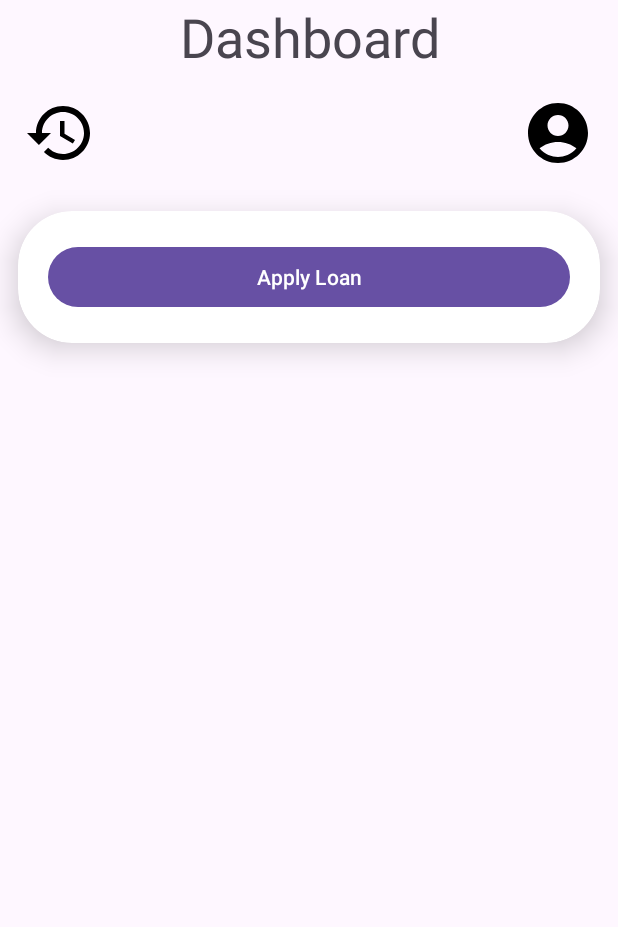
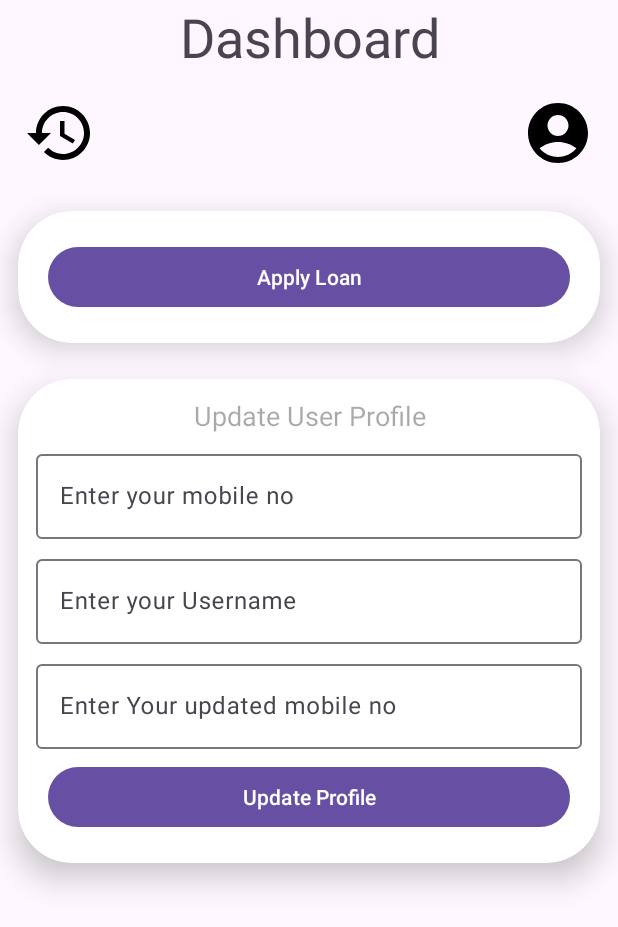
Before and after one commit to shubhamdevgupta/Loan-Application, an Android app: the screen it shows after launch (DashboardActivity), after a tap on an icon or button, on a phone screen of 412 x 824 dp. Shown: the top 927 px of the screen. Run offline under Robolectric (Android 15) with nearby library versions, the phone set to English and light mode, and no system bars.

Commit message:
update profile api integrated

```diff
--- a/app/src/main/java/com/androiddev/loanapplication/activity/LoanActivity.kt
+++ b/app/src/main/java/com/androiddev/loanapplication/activity/LoanActivity.kt
@@ -52,6 +52,8 @@ class LoanActivity : AppCompatActivity() {
                 progressDialog.setMessage("Loading ...")
                 progressDialog.setCancelable(false) // blocks UI interaction
                 progressDialog.show()
+            }else if(!isLoading){
+                progressDialog.dismiss()
             }
         }
 
@@ -62,7 +64,6 @@ class LoanActivity : AppCompatActivity() {
         loanViewmodel.loanData.observe(this) { response ->
             if (response.message.equals("Loan application submitted")) {
                 Toast.makeText(this, "Loan Applied Succesfully", Toast.LENGTH_SHORT).show()
-                progressDialog.dismiss()
                 finish()
             } else {
                 Toast.makeText(this, "User not found", Toast.LENGTH_SHORT).show()
--- a/app/src/main/java/com/androiddev/loanapplication/activity/SigninActivity.kt
+++ b/app/src/main/java/com/androiddev/loanapplication/activity/SigninActivity.kt
@@ -45,6 +45,8 @@ class SigninActivity : AppCompatActivity() {
                 progressDialog.setMessage("Loading ...")
                 progressDialog.setCancelable(false) // blocks UI interaction
                 progressDialog.show()
+            }else if(!isLoading){
+                progressDialog.dismiss()
             }
         }
 
@@ -55,7 +57,6 @@ class SigninActivity : AppCompatActivity() {
         }
 
         signinViewmodel.signinData.observe(this) { signinData ->
-            // Display weather data to the UI
             if (signinData.message.equals("Sign In successful")) {
                 startActivity(Intent(this, DashboardActivity::class.java))
             } else {
--- a/app/src/main/java/com/androiddev/loanapplication/network/ApiInterface.kt
+++ b/app/src/main/java/com/androiddev/loanapplication/network/ApiInterface.kt
@@ -25,7 +25,7 @@ interface ApiInterface {
     fun loanHistory(@Query("mobile") mobile: String): Call<loanHistoryResponse>
 
     @POST("/update_profile")
-    fun updateProfile(@Body updateProfile: LoanHistory): Call<CommonResponse>
+    fun updateProfile(@Body updateProfile: UpdateProfile): Call<CommonResponse>
 
 
 }
--- a/app/src/main/java/com/androiddev/loanapplication/network/LoanRequest.kt
+++ b/app/src/main/java/com/androiddev/loanapplication/network/LoanRequest.kt
@@ -10,3 +10,9 @@ class LoanRequest internal constructor(
 class LoanHistory internal constructor(
     val mobile: String
 )
+
+class UpdateProfile internal constructor(
+    val mobile: String,
+    val username: String,
+    val new_mobile: String
+)
--- a/app/src/main/java/com/androiddev/loanapplication/RetrofitInstance.kt
+++ b/app/src/main/java/com/androiddev/loanapplication/network/RetrofitInstance.kt
@@ -1,8 +1,5 @@
-package com.androiddev.loanapplication
+package com.androiddev.loanapplication.network
 
-import com.androiddev.loanapplication.network.ApiInterface
-import okhttp3.Interceptor
-import okhttp3.Interceptor.*
 import okhttp3.OkHttpClient
 import okhttp3.logging.HttpLoggingInterceptor
 import retrofit2.Retrofit
--- a/app/src/main/java/com/androiddev/loanapplication/viewmodel/LoanViewmodel.kt
+++ b/app/src/main/java/com/androiddev/loanapplication/viewmodel/LoanViewmodel.kt
@@ -4,10 +4,11 @@ import android.util.Log
 import androidx.lifecycle.LiveData
 import androidx.lifecycle.MutableLiveData
 import androidx.lifecycle.ViewModel
-import com.androiddev.loanapplication.ApiConfig
 import com.androiddev.loanapplication.model.CommonResponse
 import com.androiddev.loanapplication.model.loanHistoryResponse
+import com.androiddev.loanapplication.network.ApiConfig
 import com.androiddev.loanapplication.network.LoanRequest
+import com.androiddev.loanapplication.network.UpdateProfile
 import retrofit2.Call
 import retrofit2.Callback
 import retrofit2.Response
@@ -29,9 +30,14 @@ class LoanViewmodel : ViewModel() {
     private val _isError = MutableLiveData<Boolean>()
     val isError: LiveData<Boolean> get() = _isError
 
+    //apply loan data
     var mobile: String = ""
     var loan_amount: String = ""
     var loan_duration: String = ""
+
+    //update user profile
+    var username: String = ""
+    var new_mobile: String = ""
 
     var errorMessage: String = ""
 
@@ -96,15 +102,16 @@ class LoanViewmodel : ViewModel() {
         })
     }
 
-    /*
     fun updateProfile() {
         _isLoading.value = true
         _isError.value = false
 
         val client =
-                ApiConfig.getApiService().loanHistory(
-                    LoanHistory(
+            ApiConfig.getApiService().updateProfile(
+                UpdateProfile(
                     mobile = mobile,
+                    username = username,
+                    new_mobile = new_mobile
                 )
             )
         client.enqueue(object : Callback<CommonResponse> {
@@ -114,22 +121,18 @@ class LoanViewmodel : ViewModel() {
                 response: Response<CommonResponse>
             ) {
                 if (response.isSuccessful) {
-                        Log.e("MYTAG", "response " + response.body()?.message)
                     _isLoading.value = false
                     _loanData.postValue(response.body())
                 } else {
-                        onError("Data Processing Error")
+                    onError(response.body()?.message)
                 }
-
             }
-
             override fun onFailure(call: Call<CommonResponse>, t: Throwable) {
                 onError(t.message)
             }
         })
 
     }
-    */
 
     private fun onError(inputMessage: String?) {
 
@@ -138,7 +141,7 @@ class LoanViewmodel : ViewModel() {
             else inputMessage
 
         errorMessage = StringBuilder("ERROR: ")
-            .append("$message some data may not displayed properly").toString()
+            .append("$message ").toString()
 
         _isError.value = true
         _isLoading.value = false
--- a/app/src/main/java/com/androiddev/loanapplication/viewmodel/SignupViewmodel.kt
+++ b/app/src/main/java/com/androiddev/loanapplication/viewmodel/SignupViewmodel.kt
@@ -4,7 +4,7 @@ import android.util.Log
 import androidx.lifecycle.LiveData
 import androidx.lifecycle.MutableLiveData
 import androidx.lifecycle.ViewModel
-import com.androiddev.loanapplication.ApiConfig
+import com.androiddev.loanapplication.network.ApiConfig
 import com.androiddev.loanapplication.model.CommonResponse
 import com.androiddev.loanapplication.network.SigninRequest
 import com.androiddev.loanapplication.network.SignupRequest
--- a/app/src/main/res/layout/activity_dashboard.xml
+++ b/app/src/main/res/layout/activity_dashboard.xml
@@ -111,10 +111,40 @@
                 android:layout_marginTop="8dp">
 
                 <com.google.android.material.textfield.TextInputEditText
-                    android:id="@+id/etupdatmobile"
+                    android:id="@+id/etMobile"
                     android:layout_width="match_parent"
                     android:layout_height="wrap_content"
-                    android:hint="Enter Mobile No To Update Profile" />
+                    android:maxLength="10"
+                    android:inputType="number"
+                    android:hint="Enter your mobile no" />
+
+            </com.google.android.material.textfield.TextInputLayout>
+
+            <com.google.android.material.textfield.TextInputLayout
+                android:layout_width="match_parent"
+                android:layout_height="wrap_content"
+                android:layout_marginTop="8dp">
+
+                <com.google.android.material.textfield.TextInputEditText
+                    android:id="@+id/etUpdatName"
+                    android:layout_width="match_parent"
+                    android:layout_height="wrap_content"
+                    android:hint="Enter your Username" />
+
+            </com.google.android.material.textfield.TextInputLayout>
+
+            <com.google.android.material.textfield.TextInputLayout
+                android:layout_width="match_parent"
+                android:layout_height="wrap_content"
+                android:layout_marginTop="8dp">
+
+                <com.google.android.material.textfield.TextInputEditText
+                    android:id="@+id/etUpdateMobile"
+                    android:layout_width="match_parent"
+                    android:layout_height="wrap_content"
+                    android:maxLength="10"
+                    android:inputType="number"
+                    android:hint="Enter Your updated mobile no" />
 
             </com.google.android.material.textfield.TextInputLayout>
 
```
Also changed, not shown: app/src/main/java/com/androiddev/loanapplication/activity/DashboardActivity.kt (+16 -4 lines), app/src/main/java/com/androiddev/loanapplication/activity/LoanHistoryActivity.kt (+12 -2 lines), app/src/main/java/com/androiddev/loanapplication/activity/SignupActivity.kt (+9 -7 lines). Lines whose indentation alone changed are shown as unchanged.
